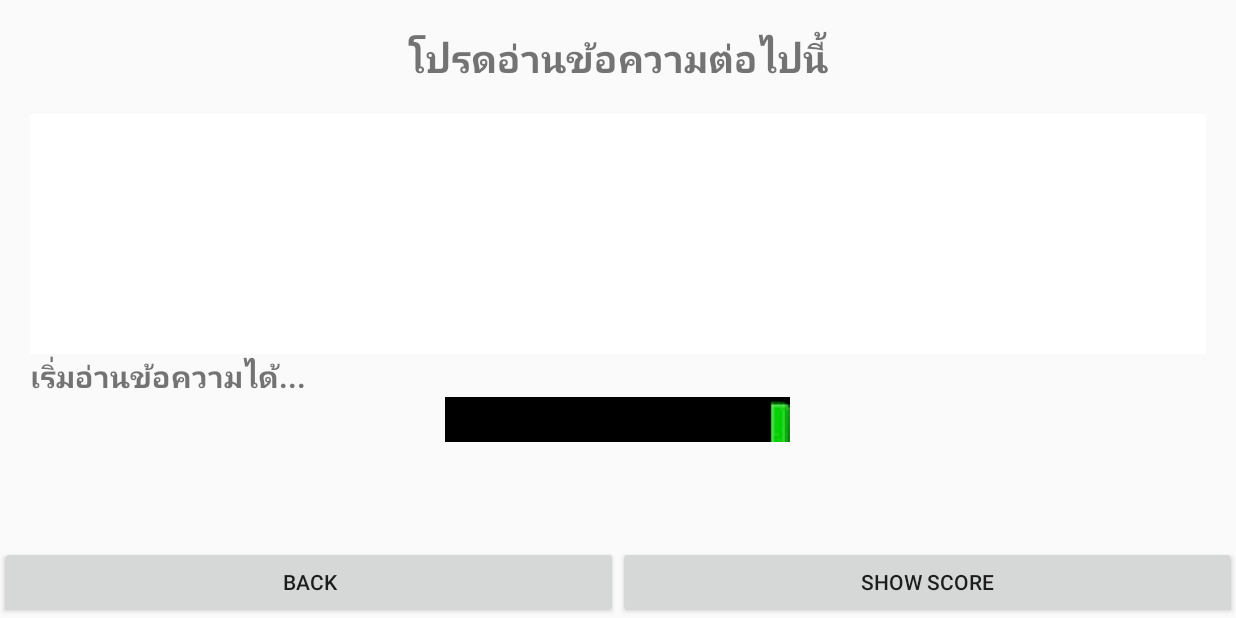
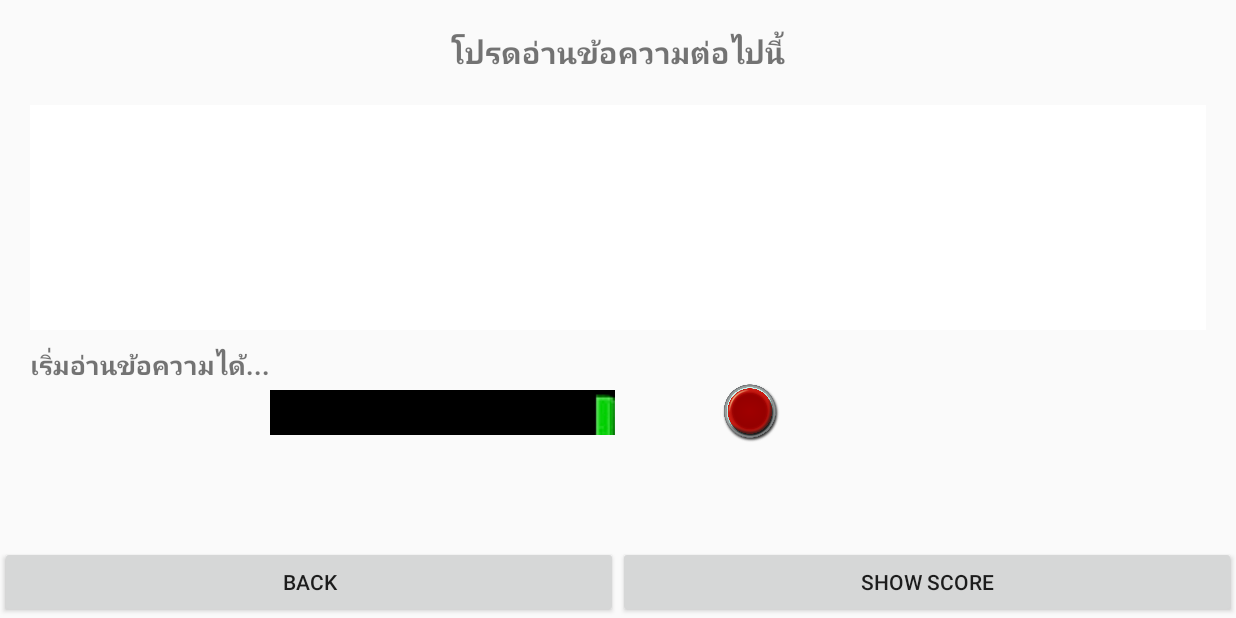
Before and after one commit to Norapol/BroadcasterTest, an Android app: the TestActivity screen opened directly, with no data from a screen before it, on a phone screen of 824 x 412 dp (held sideways). Run offline under Robolectric (Android 15) with nearby library versions, the phone set to English and light mode, and no system bars.

Commit message:
21.30 16/4/2559

```diff
--- a/app/src/main/java/rmutr/narubeth/saowarak/norapol/broadcastertest/SoundLevelView.java
+++ b/app/src/main/java/rmutr/narubeth/saowarak/norapol/broadcastertest/SoundLevelView.java
@@ -7,6 +7,7 @@ import android.graphics.Paint;
 import android.graphics.drawable.Drawable;
 import android.util.AttributeSet;
 import android.view.View;
+
 
 class SoundLevelView extends View {
     private Drawable mGreen;
@@ -18,7 +19,6 @@ class SoundLevelView extends View {
 
     private int mThreshold = 0;
     private int mVol = 0;
-
 
     public SoundLevelView(Context context, AttributeSet attrs) {
         super(context, attrs);
--- a/app/src/main/res/layout-land/activity_test.xml
+++ b/app/src/main/res/layout-land/activity_test.xml
@@ -11,17 +11,19 @@
         android:text="@string/title_test"
         android:id="@+id/textView4"
         android:layout_gravity="center_horizontal"
-        android:textSize="@dimen/h1"
+        android:textSize="@dimen/h2"
         android:textStyle="bold"
         android:layout_margin="20dp" />
 
     <ScrollView
         android:layout_width="match_parent"
-        android:layout_height="160dp"
+        android:layout_height="150dp"
         android:id="@+id/scrollView"
         android:layout_marginLeft="20dp"
         android:layout_marginRight="20dp"
-        android:background="#ffffff">
+        android:background="#ffffff"
+        android:layout_gravity="top"
+        android:layout_marginTop="1dp">
 
         <LinearLayout
             android:orientation="vertical"
@@ -43,14 +45,15 @@
         android:layout_width="wrap_content"
         android:layout_height="wrap_content"
         android:layout_centerInParent="true"
-        android:textSize="20sp"
+        android:textSize="17sp"
         android:textStyle="bold"
         android:text="Stop"
-        android:layout_marginLeft="20dp" />
+        android:layout_marginLeft="20dp"
+        android:layout_marginTop="10dp" />
 
     <LinearLayout
-        android:orientation="vertical"
-        android:layout_width="wrap_content"
+        android:orientation="horizontal"
+        android:layout_width="match_parent"
         android:layout_height="wrap_content"
         android:layout_centerHorizontal="true"
         android:layout_gravity="center_horizontal">
@@ -60,7 +63,16 @@
             android:layout_width="230sp"
             android:layout_height="30sp"
 
-            />
+            android:layout_gravity="left|center_vertical"
+            android:layout_marginLeft="180dp" />
+
+        <ImageButton
+            android:layout_width="40dp"
+            android:layout_height="40dp"
+            android:id="@+id/imageButton"
+            android:background="@drawable/red1"
+            android:layout_marginLeft="70dp" />
+
     </LinearLayout>
 
     <RelativeLayout
@@ -91,4 +103,5 @@
                 android:onClick="clickShowScore" />
         </LinearLayout>
     </RelativeLayout>
+
 </LinearLayout>
```
Also changed, not shown: app/src/main/java/rmutr/narubeth/saowarak/norapol/broadcastertest/TestActivity.java (+5 -2 lines), app/src/main/res/drawable/red1.png (added), app/src/main/res/drawable/red2.png (added).
